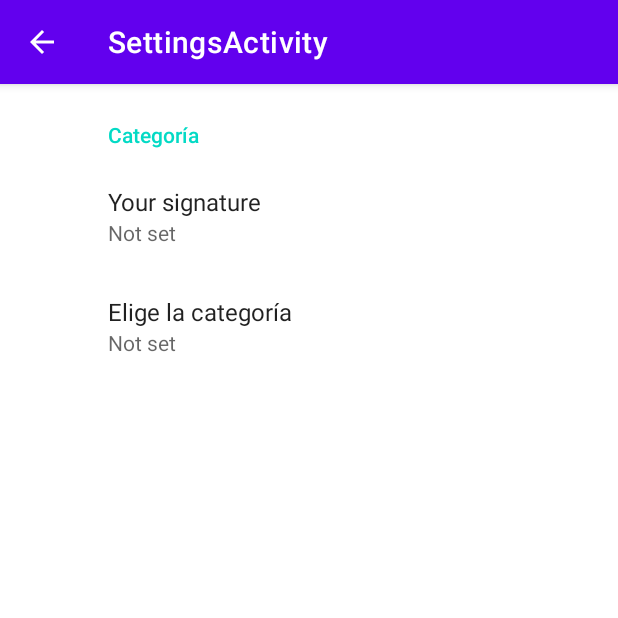
After one commit to UO276213/favMovies, an Android app: the SettingsActivity screen opened directly, with no data from a screen before it, on a phone screen of 412 x 824 dp, the top half of it. The commit adds this screen. Run offline under Robolectric (Android 15) with nearby library versions, the phone set to English and light mode, and no system bars; our stand-ins replace androidx.preference.

Commit message:
Sin terminar 21/10/2022

```diff
--- a/app/build.gradle
+++ b/app/build.gradle
@@ -35,6 +35,8 @@ dependencies {
     implementation 'androidx.appcompat:appcompat:1.3.0'
     implementation 'com.google.android.material:material:1.4.0'
     implementation 'androidx.constraintlayout:constraintlayout:2.0.4'
+    implementation 'androidx.legacy:legacy-support-v4:1.0.0'
+    implementation 'androidx.preference:preference:1.1.1'
     testImplementation 'junit:junit:4.13.2'
     androidTestImplementation 'androidx.test.ext:junit:1.1.3'
     androidTestImplementation 'androidx.test.espresso:espresso-core:3.4.0'
--- /dev/null
+++ b/app/src/main/java/es/uniovi/eii/favmovies/SettingsActivity.java
@@ -0,0 +1,33 @@
+package es.uniovi.eii.favmovies;
+
+import android.os.Bundle;
+
+import androidx.appcompat.app.ActionBar;
+import androidx.appcompat.app.AppCompatActivity;
+import androidx.preference.PreferenceFragmentCompat;
+
+public class SettingsActivity extends AppCompatActivity {
+
+    @Override
+    protected void onCreate(Bundle savedInstanceState) {
+        super.onCreate(savedInstanceState);
+        setContentView(R.layout.settings_activity);
+        if (savedInstanceState == null) {
+            getSupportFragmentManager()
+                    .beginTransaction()
+                    .replace(R.id.settings, new SettingsFragment())
+                    .commit();
+        }
+        ActionBar actionBar = getSupportActionBar();
+        if (actionBar != null) {
+            actionBar.setDisplayHomeAsUpEnabled(true);
+        }
+    }
+
+    public static class SettingsFragment extends PreferenceFragmentCompat {
+        @Override
+        public void onCreatePreferences(Bundle savedInstanceState, String rootKey) {
+            setPreferencesFromResource(R.xml.root_preferences, rootKey);
+        }
+    }
+}
--- a/app/src/main/res/layout/activity_show_movie.xml
+++ b/app/src/main/res/layout/activity_show_movie.xml
@@ -41,7 +41,7 @@
         </com.google.android.material.appbar.CollapsingToolbarLayout>
     </com.google.android.material.appbar.AppBarLayout>
 
-    <include layout="@layout/content_scrolling" />
+<!--    <include layout="@layout/content_scrolling" />-->
 
     <com.google.android.material.floatingactionbutton.FloatingActionButton
         android:id="@+id/fab"
@@ -52,4 +52,6 @@
         app:layout_anchorGravity="bottom|end"
         app:srcCompat="@android:drawable/ic_media_play" />
 
+    <include layout="@layout/content_scrolling_botonera" />
+
 </androidx.coordinatorlayout.widget.CoordinatorLayout>
--- /dev/null
+++ b/app/src/main/res/layout/settings_activity.xml
@@ -0,0 +1,9 @@
+<LinearLayout xmlns:android="http://schemas.android.com/apk/res/android"
+    android:layout_width="match_parent"
+    android:layout_height="match_parent">
+
+    <FrameLayout
+        android:id="@+id/settings"
+        android:layout_width="match_parent"
+        android:layout_height="match_parent" />
+</LinearLayout>
--- /dev/null
+++ b/app/src/main/res/menu/manu_recycled.xml
@@ -0,0 +1,4 @@
+<?xml version="1.0" encoding="utf-8"?>
+<menu xmlns:android="http://schemas.android.com/apk/res/android">
+
+</menu>
--- a/app/src/main/res/values/strings.xml
+++ b/app/src/main/res/values/strings.xml
@@ -127,4 +127,22 @@
     <string name="tenet_categoria">Acción</string>
     <string name="desc_caratula">Fondo carátula</string>
     <string name="desc_imagen_fondo">Imagen de fondo película</string>
+    <!-- TODO: Remove or change this placeholder text -->
+    <string name="hello_blank_fragment">Hello blank fragment</string>
+    <string name="title_activity_settings">SettingsActivity</string>
+
+    <!-- Preference Titles -->
+    <string name="messages_header">Messages</string>
+    <string name="sync_header">Sync</string>
+
+    <!-- Messages Preferences -->
+    <string name="signature_title">Your signature</string>
+    <string name="reply_title">Default reply action</string>
+
+    <!-- Sync Preferences -->
+    <string name="sync_title">Sync email periodically</string>
+    <string name="attachment_title">Download incoming attachments</string>
+    <string name="attachment_summary_on">Automatically download attachments for incoming emails
+    </string>
+    <string name="attachment_summary_off">Only download attachments when manually requested</string>
 </resources>
--- /dev/null
+++ b/app/src/main/res/xml/root_preferences.xml
@@ -0,0 +1,35 @@
+<PreferenceScreen xmlns:app="http://schemas.android.com/apk/res-auto">
+
+    <PreferenceCategory app:title="Categoría">
+
+        <EditTextPreference
+            app:key="signature"
+            app:title="@string/signature_title"
+            app:useSimpleSummaryProvider="true" />
+
+        <ListPreference
+            app:defaultValue="Acción"
+            app:entries="@array/films_list_entries"
+            app:entryValues="@array/films_list_values"
+            app:key="keyCategory"
+            app:title="Elige la categoría"
+            app:useSimpleSummaryProvider="true" />
+
+    </PreferenceCategory>
+
+<!--    <PreferenceCategory app:title="@string/sync_header">-->
+
+<!--        <SwitchPreferenceCompat-->
+<!--            app:key="sync"-->
+<!--            app:title="@string/sync_title" />-->
+
+<!--        <SwitchPreferenceCompat-->
+<!--            app:dependency="sync"-->
+<!--            app:key="attachment"-->
+<!--            app:summaryOff="@string/attachment_summary_off"-->
+<!--            app:summaryOn="@string/attachment_summary_on"-->
+<!--            app:title="@string/attachment_title" />-->
+
+<!--    </PreferenceCategory>-->
+
+</PreferenceScreen>
```
Also changed, not shown: app/src/main/AndroidManifest.xml (+6 -1 lines), app/src/main/java/es/uniovi/eii/favmovies/MainRecyclerActivity.java (+36 -2 lines), app/src/main/java/es/uniovi/eii/favmovies/ShowMovie.java (+32 -7 lines), app/src/main/java/es/uniovi/eii/favmovies/gui/ArgumentFragment.java (added, +64 -0 lines), app/src/main/java/es/uniovi/eii/favmovies/gui/InfoFragment.java (added, +84 -0 lines), app/src/main/res/layout/activity_main_recycler.xml (+10 -10 lines), app/src/main/res/layout/content_scrolling_botonera.xml (added, +33 -0 lines), app/src/main/res/layout/fragment_argument.xml (added, +15 -0 lines), app/src/main/res/layout/fragment_info.xml (added, +49 -0 lines), app/src/main/res/menu/bottom_nav_menu.xml (added, +17 -0 lines), app/src/main/res/values/arrays.xml (+12 -0 lines).
